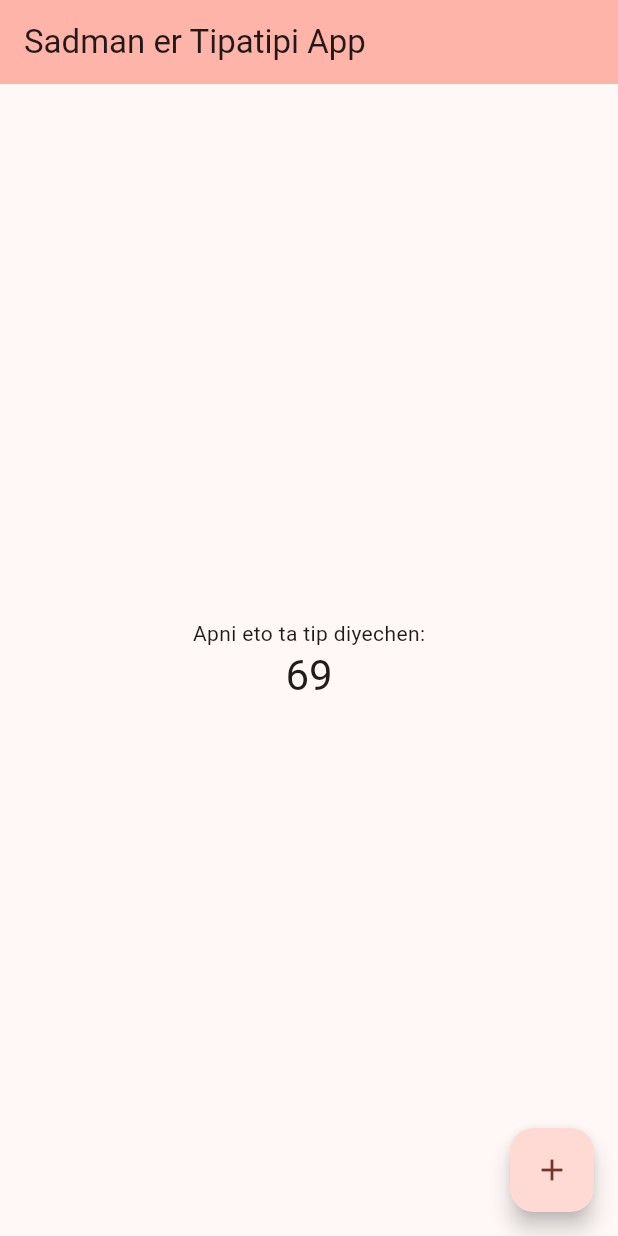
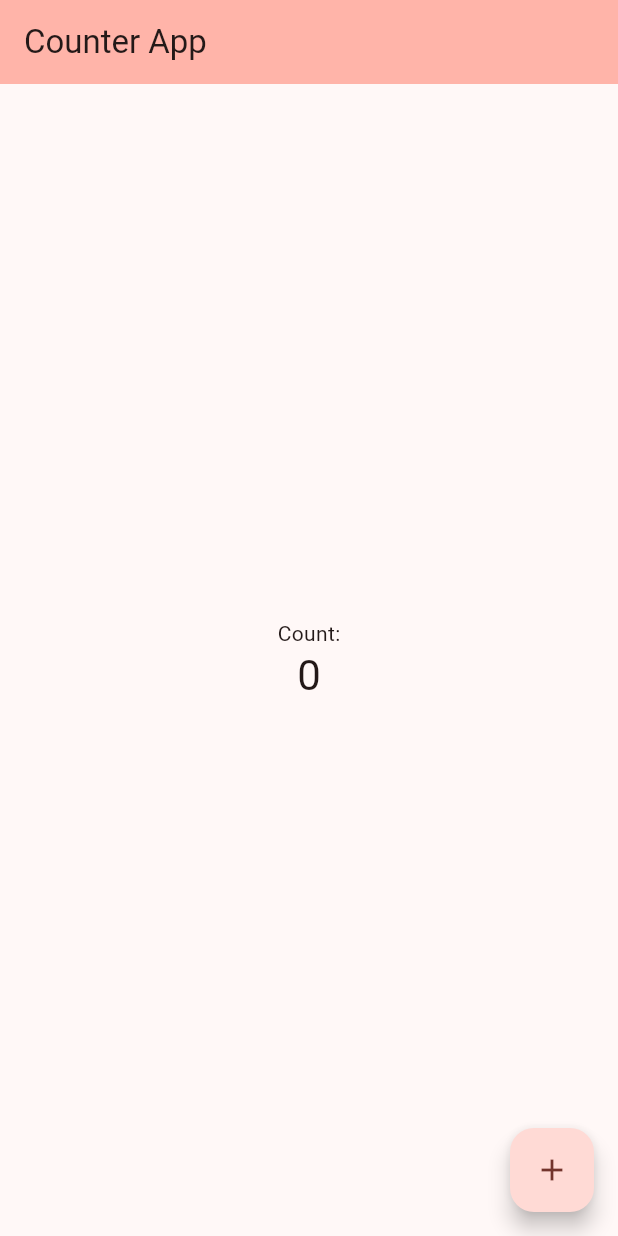
Before and after one commit to burgerinkbot/flutter, a Flutter app: the screen it shows after launch, on a phone screen of 412 x 824 dp. Run offline on Flutter 3.47's test engine with Material 2 defaults, Android fonts, the phone set to English and light mode, and no system bars.

Commit message:
add BjMushs Fatrami Correction

```diff
--- a/projects/first_app/lib/main.dart
+++ b/projects/first_app/lib/main.dart
@@ -31,7 +31,7 @@ class MyApp extends StatelessWidget {
         colorScheme: ColorScheme.fromSeed(seedColor: Colors.red),
         useMaterial3: true,
       ),
-      home: const MyHomePage(title: 'Sadman er Tipatipi App'),
+      home: const MyHomePage(title: 'Counter App'),
     );
   }
 }
@@ -55,7 +55,7 @@ class MyHomePage extends StatefulWidget {
 }
 
 class _MyHomePageState extends State<MyHomePage> {
-  int _counter = 69;
+  int _counter = 0;
 
   void _incrementCounter() {
     setState(() {
@@ -64,7 +64,7 @@ class _MyHomePageState extends State<MyHomePage> {
       // so that the display can reflect the updated values. If we changed
       // _counter without calling setState(), then the build method would not be
       // called again, and so nothing would appear to happen.
-      _counter++;
+      _counter = _counter + 1;
     });
   }
 
@@ -106,7 +106,7 @@ class _MyHomePageState extends State<MyHomePage> {
           mainAxisAlignment: MainAxisAlignment.center,
           children: <Widget>[
             const Text(
-              'Apni eto ta tip diyechen:',
+              'Count:',
             ),
             Text(
               '$_counter',
```
